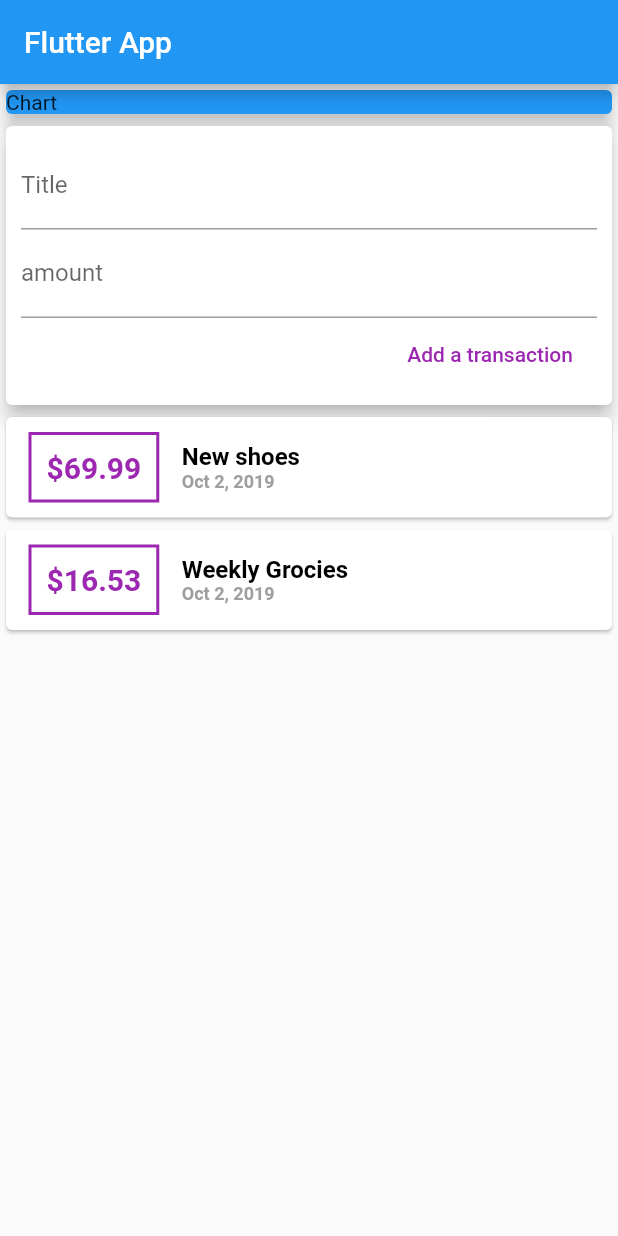
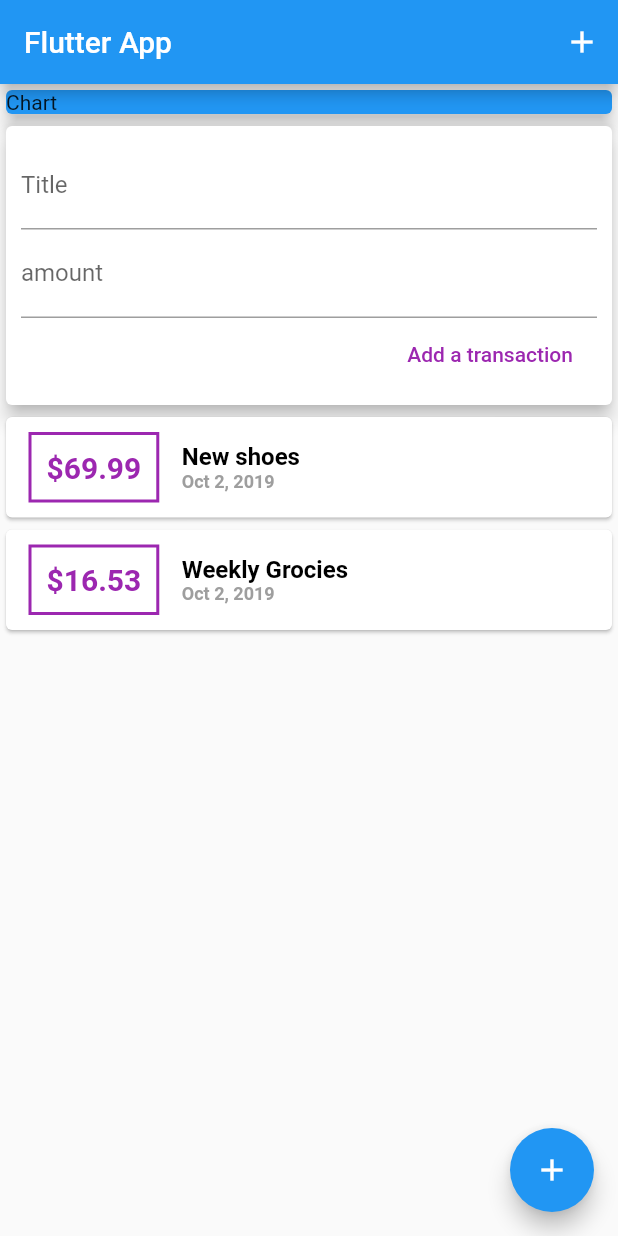
Before and after one commit to tstjerndal/personal_expense, a Flutter app: the screen it shows after launch, on a phone screen of 412 x 824 dp. Run offline on Flutter 3.47's test engine with Material 2 defaults, Android fonts, the phone set to English and light mode, and no system bars.

Commit message:
add icon

```diff
--- a/lib/main.dart
+++ b/lib/main.dart
@@ -27,8 +27,14 @@ class MyHomePage extends StatelessWidget {
     return Scaffold(
       appBar: AppBar(
         title: Text('Flutter App'),
+        actions: <Widget>[
+          IconButton(
+            icon: Icon(Icons.add),
+            onPressed: () {},
           ),
-      body:  SingleChildScrollView(
+        ],
+      ),
+      body: SingleChildScrollView(
         child: Column(
           mainAxisAlignment: MainAxisAlignment.start,
           crossAxisAlignment: CrossAxisAlignment.stretch,
@@ -49,6 +55,7 @@ class MyHomePage extends StatelessWidget {
           ],
         ),
       ),
+      floatingActionButton: FloatingActionButton(child: Icon(Icons.add),),
     );
   }
 }
```
Lines whose indentation alone changed are shown as unchanged.
